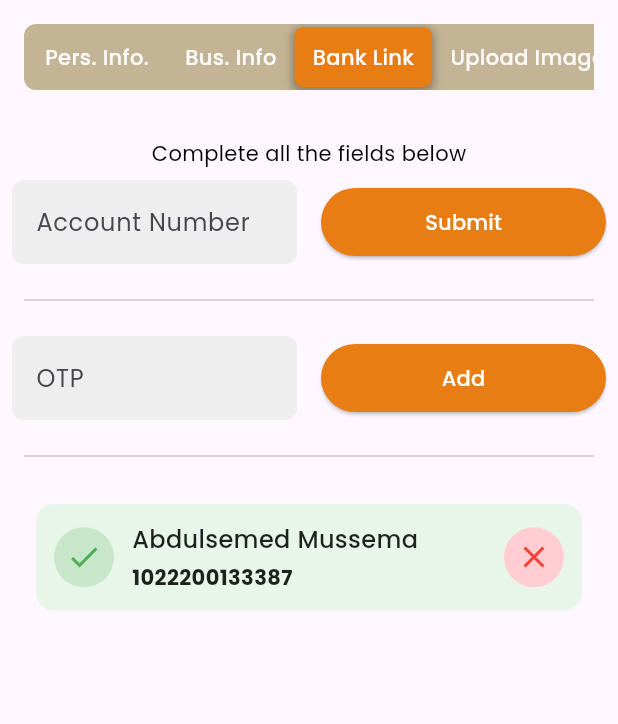
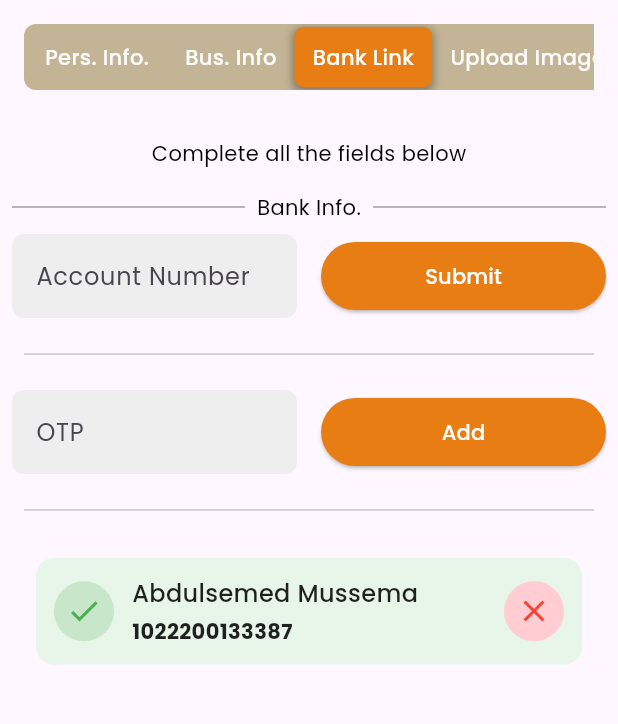
Before and after one commit to AbdulsemedM/Is-Fin, a Flutter app: the CompleteKYCDetail screen opened directly, item 3 of the bottom bar chosen, on a phone screen of 412 x 824 dp, the part 84-808 px from its top. Run offline on Flutter 3.47's test engine with Material 3 defaults, Android fonts, the phone set to English and light mode, and no system bars; drawn by our look-alikes of custom_sliding_segmented_control; our stand-ins replace flutter_bloc, flutter_secure_storage, salomon_bottom_bar, shared_preferences; missing offline and left inert: flutter_advanced_segment; accounts and stored records are empty.

Commit message:
Bank info page is formatted

```diff
--- a/lib/features/KYC/presentation/widgets/bank_link.dart
+++ b/lib/features/KYC/presentation/widgets/bank_link.dart
@@ -22,6 +22,24 @@ class _BankLinkState extends State<BankLink> {
           const Padding(
             padding: EdgeInsets.all(8.0),
             child: Text("Complete all the fields below"),
+          ),
+          Row(
+            children: [
+              Expanded(
+                  child: Divider(
+                color: Colors.grey, // Set the color of the divider
+                thickness: 1,
+              )),
+              Padding(
+                padding: const EdgeInsets.all(8.0),
+                child: Text("Bank Info."),
+              ),
+              Expanded(
+                  child: Divider(
+                color: Colors.grey, // Set the color of the divider
+                thickness: 1,
+              )),
+            ],
           ),
           Row(
             children: [
```
Also changed, not shown: flutter_05.png (added).
